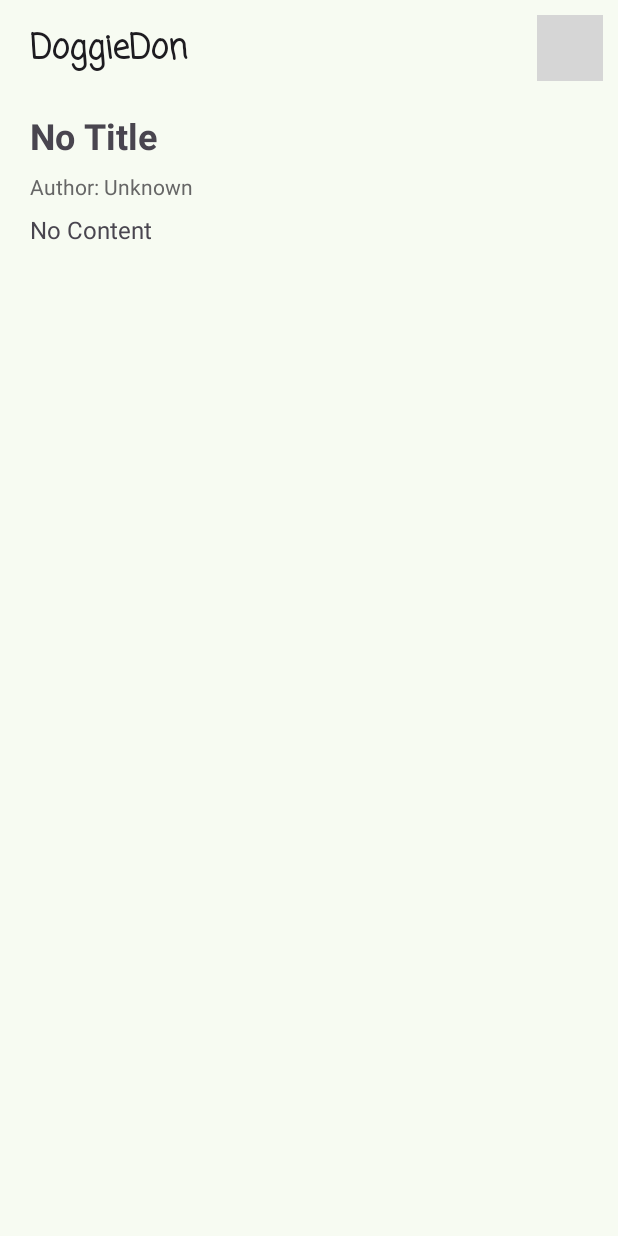
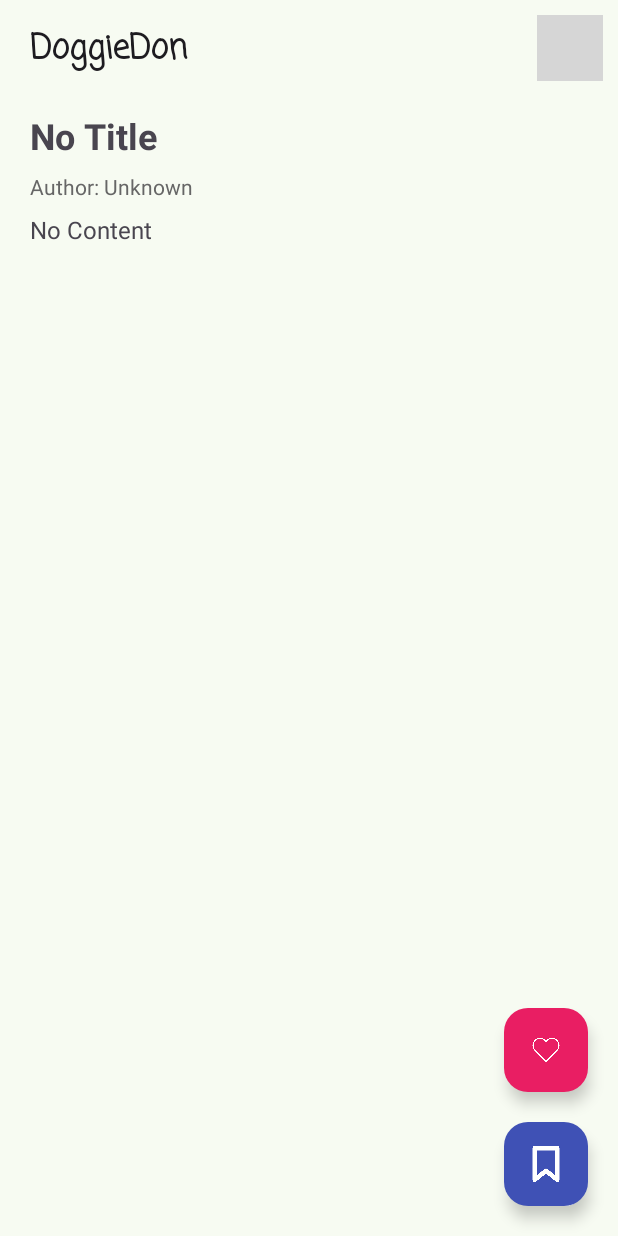
Before and after one commit to Iamank-it/DoggieDon, an Android app: the BlogDetailActivity screen opened directly, with no data from a screen before it, on a phone screen of 412 x 824 dp. Run offline under Robolectric (Android 15) with nearby library versions, the phone set to English and light mode, and no system bars; our stand-ins replace Firebase (no records; nobody signed in at launch, a user with empty details on screens opened directly); Roboto replaces fonts that are not available here; grey boxes are pictures that could not be loaded.

Commit message:
save and like button added to readmore section

```diff
--- a/app/src/main/java/com/example/doggiedon/activity/BlogDetailActivity.kt
+++ b/app/src/main/java/com/example/doggiedon/activity/BlogDetailActivity.kt
@@ -1,4 +1,6 @@
 package com.example.doggiedon.activity
+
+import android.content.Intent
 import android.graphics.Bitmap
 import android.graphics.BitmapFactory
 import android.graphics.BitmapShader
@@ -11,17 +13,26 @@ import android.widget.TextView
 import androidx.appcompat.app.AppCompatActivity
 import androidx.core.graphics.createBitmap
 import com.example.doggiedon.R
+import com.example.doggiedon.register.ProfileInfo
+import com.google.android.material.floatingactionbutton.FloatingActionButton
 import com.google.firebase.auth.FirebaseAuth
-import kotlinx.coroutines.CoroutineScope
-import kotlinx.coroutines.Dispatchers
-import kotlinx.coroutines.Job
-import kotlinx.coroutines.cancel
-import kotlinx.coroutines.launch
-import kotlinx.coroutines.withContext
+import com.google.firebase.firestore.FieldValue
+import com.google.firebase.firestore.FirebaseFirestore
+import kotlinx.coroutines.*
 import java.net.URL
 
 class BlogDetailActivity : AppCompatActivity() {
     private val scope = CoroutineScope(Dispatchers.Main + Job())
+
+    private lateinit var fabLike: FloatingActionButton
+    private lateinit var fabSave: FloatingActionButton
+    private var isLiked = false
+    private var isSaved = false
+
+    private val firestore = FirebaseFirestore.getInstance()
+    private val currentUser = FirebaseAuth.getInstance().currentUser
+    private lateinit var blogId: String
+
     override fun onCreate(savedInstanceState: Bundle?) {
         super.onCreate(savedInstanceState)
         setContentView(R.layout.activity_blog_detail)
@@ -30,9 +41,10 @@ class BlogDetailActivity : AppCompatActivity() {
         val textAuthor = findViewById<TextView>(R.id.text_author)
         val textDate = findViewById<TextView>(R.id.text_date)
         val textPost = findViewById<TextView>(R.id.text_post)
+        val btnProfile = findViewById<ImageButton>(R.id.btn_profile)
 
-        //profile btn
-        val btnProfile = findViewById<ImageButton>(R.id.btn_profile)
+        fabLike = findViewById(R.id.fab_like)
+        fabSave = findViewById(R.id.fab_save)
 
         FirebaseAuth.getInstance().currentUser?.photoUrl?.toString()?.let {
             scope.launch {
@@ -42,18 +54,87 @@ class BlogDetailActivity : AppCompatActivity() {
             }
         }
 
-        // Get blog data from intent extras
+        // Get blog data
         val heading = intent.getStringExtra("heading") ?: "No Title"
         val author = intent.getStringExtra("username") ?: "Unknown"
         val date = intent.getStringExtra("date") ?: ""
         val post = intent.getStringExtra("post") ?: "No Content"
+        blogId = intent.getStringExtra("blogId") ?: ""
 
-        // Set views
         textHeading.text = heading
         textAuthor.text = getString(R.string.blog_detail_username, author)
         textDate.text = date
         textPost.text = post
 
+        fetchBlogState()
+        setupLikeButton()
+        setupSaveButton()
+
+        btnProfile.setOnClickListener {
+            startActivity(Intent(this, ProfileInfo::class.java))
+        }
+    }
+
+    private fun fetchBlogState() {
+        val uid = currentUser?.uid ?: return
+
+        firestore.collection("blogs").document(blogId).get()
+            .addOnSuccessListener { doc ->
+                val likedBy = doc.get("likedby") as? List<*> ?: listOf<Any>()
+                val savedBy = doc.get("savedby") as? List<*> ?: listOf<Any>()
+
+                isLiked = likedBy.contains(uid)
+                isSaved = savedBy.contains(uid)
+
+                fabLike.setImageResource(if (isLiked) R.drawable.redheart else R.drawable.heart)
+                fabSave.setImageResource(if (isSaved) R.drawable.saved else R.drawable.save)
+            }
+    }
+
+    private fun setupLikeButton() {
+        fabLike.setOnClickListener {
+            val uid = currentUser?.uid ?: return@setOnClickListener
+            val blogRef = firestore.collection("blogs").document(blogId)
+
+            if (isLiked) {
+                blogRef.update(
+                    "likedby", FieldValue.arrayRemove(uid),
+                    "likecount", FieldValue.increment(-1)
+                ).addOnSuccessListener {
+                    isLiked = false
+                    fabLike.setImageResource(R.drawable.heart)
+                }
+            } else {
+                blogRef.update(
+                    "likedby", FieldValue.arrayUnion(uid),
+                    "likecount", FieldValue.increment(1)
+                ).addOnSuccessListener {
+                    isLiked = true
+                    fabLike.setImageResource(R.drawable.redheart)
+                }
+            }
+        }
+    }
+
+    private fun setupSaveButton() {
+        fabSave.setOnClickListener {
+            val uid = currentUser?.uid ?: return@setOnClickListener
+            val blogRef = firestore.collection("blogs").document(blogId)
+
+            if (isSaved) {
+                blogRef.update("savedby", FieldValue.arrayRemove(uid))
+                    .addOnSuccessListener {
+                        isSaved = false
+                        fabSave.setImageResource(R.drawable.save)
+                    }
+            } else {
+                blogRef.update("savedby", FieldValue.arrayUnion(uid))
+                    .addOnSuccessListener {
+                        isSaved = true
+                        fabSave.setImageResource(R.drawable.saved)
+                    }
+            }
+        }
     }
 
     private suspend fun loadImageFromUrl(url: String): Bitmap? = withContext(Dispatchers.IO) {
--- a/app/src/main/java/com/example/doggiedon/adapter/BlogAdapter.kt
+++ b/app/src/main/java/com/example/doggiedon/adapter/BlogAdapter.kt
@@ -55,6 +55,8 @@ class BlogAdapter(private val items: MutableList<BlogItemModel>) :
                     putExtra("username", model.username)
                     putExtra("date", model.date)
                     putExtra("post", model.post)
+                    putExtra("blogId", model.blogId)
+
                 }
                 context.startActivity(intent)
             }
--- a/app/src/main/res/layout/activity_blog_detail.xml
+++ b/app/src/main/res/layout/activity_blog_detail.xml
@@ -91,7 +91,35 @@
             android:layout_height="wrap_content"
             android:lineSpacingExtra="4dp"
             android:text="Full blog post content goes here..."
-            android:textSize="16sp" />
+            android:textSize="16sp"
+            android:paddingBottom="150dp"/>
     </ScrollView>
+    <!-- FloatingActionButton for Like -->
+    <com.google.android.material.floatingactionbutton.FloatingActionButton
+        android:id="@+id/fab_like"
+        android:layout_width="wrap_content"
+        android:layout_height="wrap_content"
+        android:layout_alignParentEnd="true"
+        android:layout_margin="20dp"
+        android:contentDescription="@string/like"
+        android:src="@drawable/heart"
+        app:backgroundTint="@color/like_button_color"
+        app:tint="@android:color/white"
+        app:layout_constraintBottom_toTopOf="@+id/fab_save"
+        app:layout_constraintEnd_toEndOf="parent" />
+
+    <!-- FloatingActionButton for Save -->
+    <com.google.android.material.floatingactionbutton.FloatingActionButton
+        android:id="@+id/fab_save"
+        android:layout_width="wrap_content"
+        android:layout_height="wrap_content"
+        android:layout_margin="20dp"
+        android:contentDescription="@string/save"
+        android:src="@drawable/save"
+        app:layout_constraintBottom_toBottomOf="parent"
+        app:layout_constraintEnd_toEndOf="parent"
+        app:backgroundTint="@color/save_button_color"
+        app:tint="@android:color/white"/>
+
 
 </androidx.constraintlayout.widget.ConstraintLayout>
--- a/app/src/main/res/values/colors.xml
+++ b/app/src/main/res/values/colors.xml
@@ -143,4 +143,7 @@
     <color name="blue">#2962FF</color>
     <color name="black">#000000</color>
     <color name="datecolor">#F40000</color>
+    <color name="like_button_color">#E91E63</color> <!-- Pink -->
+    <color name="save_button_color">#3F51B5</color> <!-- Indigo -->
+
 </resources>
```
Also changed, not shown: app/src/main/java/com/example/doggiedon/MainActivity.kt (+44 -40 lines).
